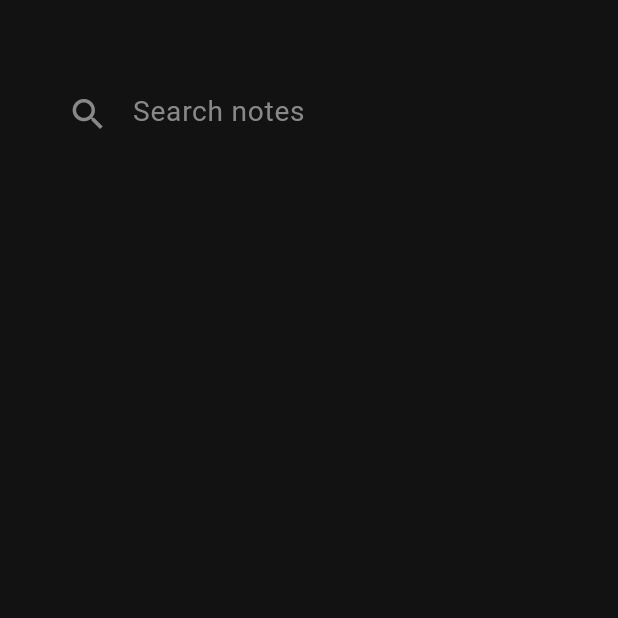
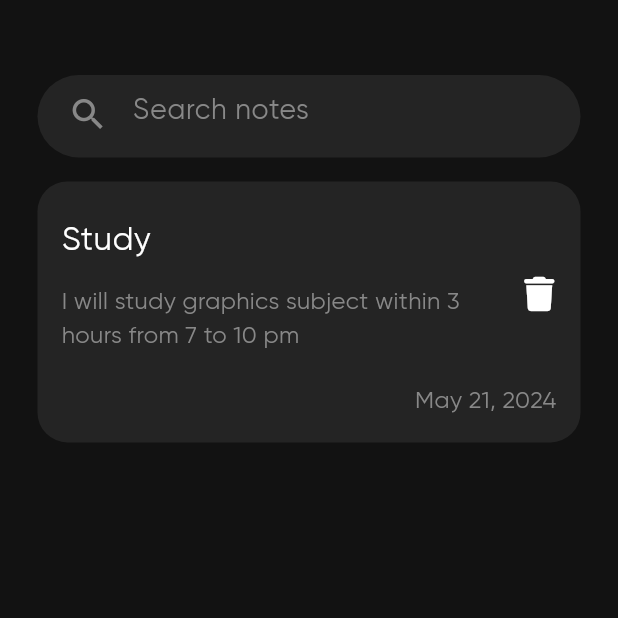
Before and after one commit to amirrrra/Notes-App, a Flutter app: the screen it shows after launch, on a phone screen of 412 x 824 dp, the top half of it. Run offline on Flutter 3.47's test engine with Material 3 defaults, Android fonts, the phone set to English and light mode, and no system bars; our stand-ins replace font_awesome_flutter.

Commit message:
Build Note Widget

```diff
--- a/lib/constants.dart
+++ b/lib/constants.dart
@@ -1,4 +1,6 @@
 import 'dart:ui';
 
+const grey24 = Color(0xff242424);
 const black = Color(0xff000000);
+const white = Color(0xffffffff);
 const grey8 = Color(0xff888888);
--- a/lib/main.dart
+++ b/lib/main.dart
@@ -16,6 +16,7 @@ class NotesApp extends StatelessWidget {
     return MaterialApp(
       debugShowCheckedModeBanner: false,
       theme: ThemeData(
+        fontFamily: 'Gilroy-Regular',
         colorScheme: const ColorScheme.dark(
           background: black,
         ),
--- a/lib/views/home_view.dart
+++ b/lib/views/home_view.dart
@@ -1,4 +1,5 @@
 import 'package:flutter/material.dart';
+import 'package:notes_app/widgets/note_widget.dart';
 import 'package:notes_app/widgets/search_widget.dart';
 
 class HomeView extends StatelessWidget {
@@ -17,6 +18,7 @@ class HomeView extends StatelessWidget {
               height: 50,
             ),
             SearchWidget(),
+            NoteWidget(),
           ],
         ),
       ),
--- /dev/null
+++ b/lib/widgets/note_widget.dart
@@ -0,0 +1,61 @@
+import 'package:flutter/material.dart';
+import 'package:font_awesome_flutter/font_awesome_flutter.dart';
+import 'package:notes_app/constants.dart';
+
+class NoteWidget extends StatelessWidget {
+  const NoteWidget({super.key});
+
+  @override
+  Widget build(BuildContext context) {
+    final double screenWidth = MediaQuery.of(context).size.width;
+
+    return Container(
+      margin: const EdgeInsets.only(
+        top: 16,
+      ),
+      padding: const EdgeInsets.all(16),
+      decoration: const BoxDecoration(
+        color: grey24,
+        borderRadius: BorderRadius.all(
+          Radius.circular(20),
+        ),
+      ),
+      child: Column(
+        crossAxisAlignment: CrossAxisAlignment.end,
+        children: [
+          ListTile(
+            contentPadding: const EdgeInsets.all(0),
+            title: Text(
+              'Study',
+              style: TextStyle(fontSize: screenWidth / 19),
+            ),
+            subtitle: Padding(
+              padding: const EdgeInsets.symmetric(
+                vertical: 12,
+              ),
+              child: Text(
+                'I will study graphics subject within 3 hours from 7 to 10 pm',
+                style: TextStyle(
+                  color: grey8,
+                  fontSize: screenWidth / 26,
+                ),
+              ),
+            ),
+            trailing: Icon(
+              FontAwesomeIcons.trash,
+              color: white,
+              size: screenWidth / 18,
+            ),
+          ),
+          Text(
+            'May 21, 2024',
+            style: TextStyle(
+              color: grey8,
+              fontSize: screenWidth / 26,
+            ),
+          ),
+        ],
+      ),
+    );
+  }
+}
--- a/lib/widgets/search_widget.dart
+++ b/lib/widgets/search_widget.dart
@@ -23,6 +23,7 @@ class SearchWidget extends StatelessWidget {
         decoration: InputDecoration(
           hintText: 'Search notes',
           hintStyle: TextStyle(
+            // fontFamily: 'Gilroy-Regular',
             color: grey8,
             fontSize: screenWidth / 22,
           ),
```
Also changed, not shown: pubspec.yaml (+8 -66 lines), lib/assets/Gilroy-Regular.ttf (added), pubspec.lock.
